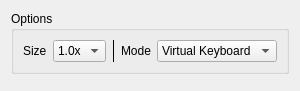
Old version of the form src/gui/designer/dlgKeyboard.ui in the repository punesemu/puNES.
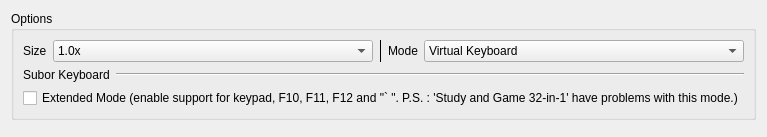
New version of the form. Icons and pictures are not drawn. Custom widgets are drawn as their Qt base class.

Commit message:
Added support to "Study and Game 32-in-1".
I added an option to enable or disable the extended mode of the Subor
Keyboard (which enables the numeric keypad, F10, F11, F12, TAB and the
"`" key). The "Study and Game 32-in-1" does not handle this mode
correctly.

What changed in the file:
```diff
--- a/src/gui/designer/dlgKeyboard.ui
+++ b/src/gui/designer/dlgKeyboard.ui
@@ -6,8 +6,8 @@
    <rect>
     <x>0</x>
     <y>0</y>
-    <width>314</width>
-    <height>99</height>
+    <width>861</width>
+    <height>151</height>
    </rect>
   </property>
   <property name="windowTitle">
@@ -26,7 +26,9 @@
      <property name="title">
       <string>Options</string>
      </property>
-     <layout class="QHBoxLayout" name="horizontalLayout">
+     <layout class="QVBoxLayout" name="verticalLayout_Options">
+      <item>
+       <layout class="QHBoxLayout" name="horizontalLayout_Common">
       <item>
        <widget class="QLabel" name="label_Size">
         <property name="text">
@@ -105,6 +107,60 @@
           <string>Setup</string>
          </property>
         </item>
+         </widget>
+        </item>
+       </layout>
+      </item>
+      <item>
+       <widget class="QWidget" name="widget_Subor" native="true">
+        <layout class="QVBoxLayout" name="verticalLayout_Subor">
+         <property name="leftMargin">
+          <number>0</number>
+         </property>
+         <property name="topMargin">
+          <number>0</number>
+         </property>
+         <property name="rightMargin">
+          <number>0</number>
+         </property>
+         <property name="bottomMargin">
+          <number>0</number>
+         </property>
+         <item>
+          <layout class="QHBoxLayout" name="horizontalLayout_Subor">
+           <item>
+            <widget class="QLabel" name="label_Subor">
+             <property name="text">
+              <string>Subor Keyboard</string>
+             </property>
+            </widget>
+           </item>
+           <item>
+            <widget class="Line" name="line_Subor">
+             <property name="sizePolicy">
+              <sizepolicy hsizetype="Expanding" vsizetype="Fixed">
+               <horstretch>0</horstretch>
+               <verstretch>0</verstretch>
+              </sizepolicy>
+             </property>
+             <property name="orientation">
+              <enum>Qt::Horizontal</enum>
+             </property>
+            </widget>
+           </item>
+          </layout>
+         </item>
+         <item>
+          <widget class="QCheckBox" name="checkBox_Subor_Extende_Mode">
+           <property name="focusPolicy">
+            <enum>Qt::NoFocus</enum>
+           </property>
+           <property name="text">
+            <string>Extended Mode (enable support for keypad, F10, F11, F12 and &quot;` &quot;. P.S. : 'Study and Game 32-in-1' have problems with this mode.)</string>
+           </property>
+          </widget>
+         </item>
+        </layout>
        </widget>
       </item>
      </layout>
```
Lines whose indentation alone changed are shown as unchanged. The commit also changes 8 other files.
